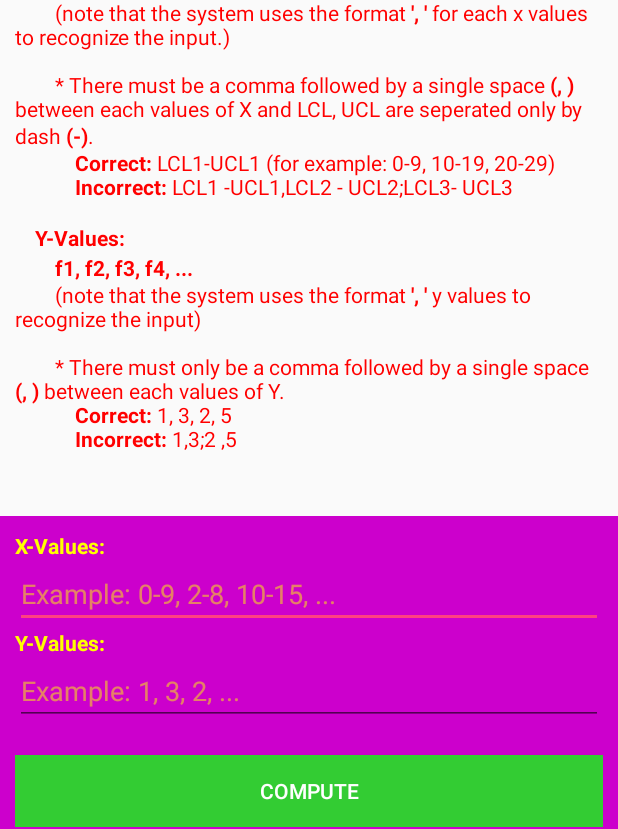
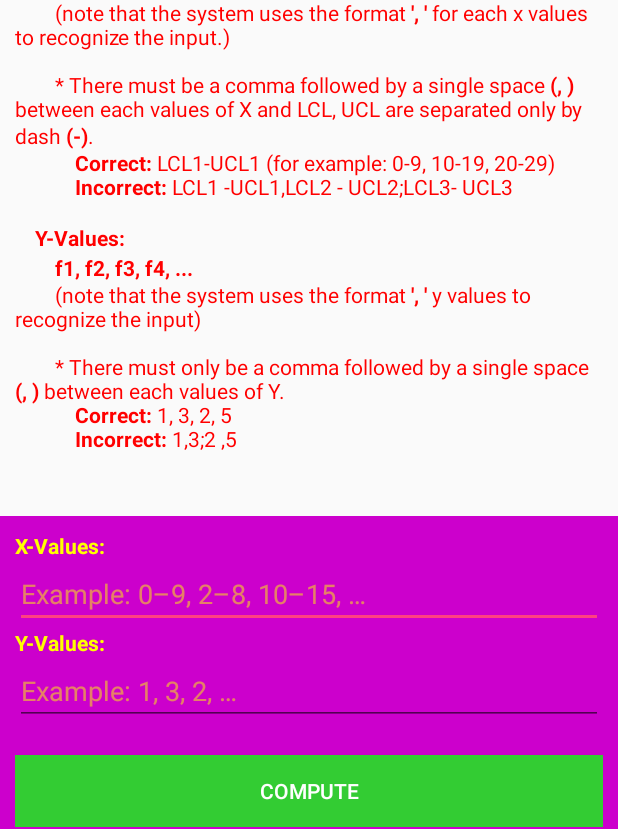
Before and after one commit to Nadzmi-Freelance/Central-Tendency-Snap, an Android app: the GroupedData screen opened directly, with no data from a screen before it, on a phone screen of 412 x 824 dp. Shown: the part 311-1140 px from the top of the screen. Run offline under Robolectric (Android 15) with nearby library versions, the phone set to English and light mode, and no system bars; network calls fail.

Commit message:
Minimal warning

```diff
--- a/app/src/main/res/values/strings.xml
+++ b/app/src/main/res/values/strings.xml
@@ -29,7 +29,7 @@
         \t\t<b>LCL1-UCL1, LCL2-UCL2, LCL3-UCL3, ...</b>\n
         \t\t(note that the system uses the format <b>\', \'</b> for each x values to recognize the input.)\n\n
 
-        \t\t* There must be a comma followed by a single space <b>(, )</b> between each values of X and LCL, UCL are seperated only by dash <b>(-)</b>.\n
+        \t\t* There must be a comma followed by a single space <b>(, )</b> between each values of X and LCL, UCL are separated only by dash <b>(-)</b>.\n
         \t\t\t<b>Correct:</b> LCL1-UCL1 (for example: 0-9, 10-19, 20-29)\n
         \t\t\t<b>Incorrect:</b> LCL1 -UCL1,LCL2 - UCL2;LCL3- UCL3\n\n
 
@@ -42,9 +42,9 @@
         \t\t\t<b>Incorrect:</b> 1,3;2 ,5\n\n
     </string>
     <string name="x_value_label"><b>X-Values:</b></string>
-    <string name="x_value_hint">Example: 0-9, 2-8, 10-15, ...</string>
+    <string name="x_value_hint">Example: 0–9, 2–8, 10–15, …</string>
     <string name="y_value_label"><b>Y-Values:</b></string>
-    <string name="y_value_hint">Example: 1, 3, 2, ...</string>
+    <string name="y_value_hint">Example: 1, 3, 2, …</string>
 
     <!-- MT & MV -->
     <string name="goto_mt">Measure of Central Tendency</string>
```
